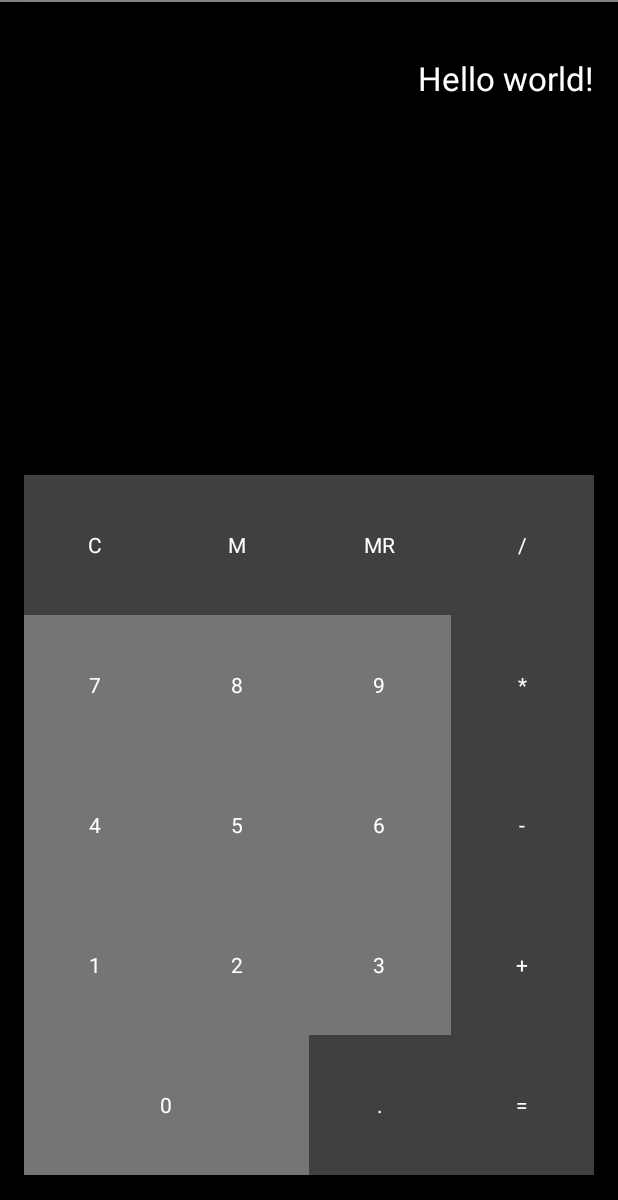
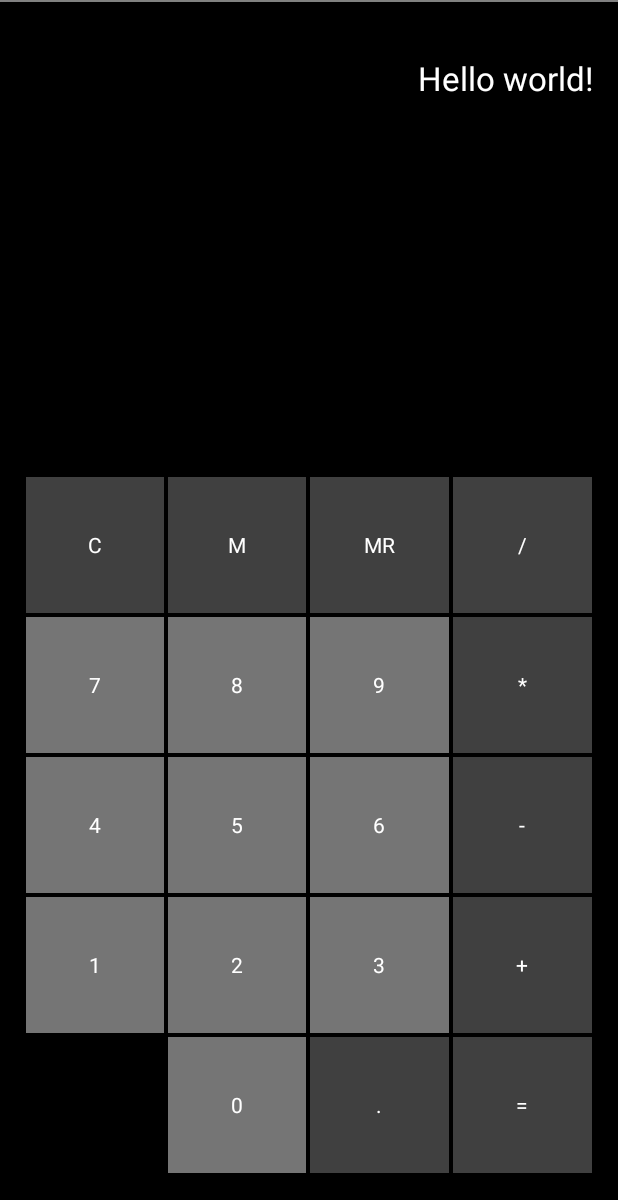
Before and after one commit to steamclock/jscalc, an Android app: the screen it shows after launch (MainActivity), on a phone screen of 412 x 824 dp, the part 36-1236 px from its top. Run offline under Robolectric (Android 15) with nearby library versions, the phone set to English and light mode, and no system bars; libraries missing offline, so code that uses them is left out: junit.framework; network calls fail.

Commit message:
Add margins to android layout. Fixes #10
The 0 button is smaller to keep everything aligned sensibly.

```diff
--- a/android/JSCalc/src/main/res/layout/activity_main.xml
+++ b/android/JSCalc/src/main/res/layout/activity_main.xml
@@ -33,13 +33,15 @@
                     android:text="C"
                     android:id="@+id/clearButton"
                     android:layout_weight="0.25"
-                    android:textColor="@android:color/white"/>
+                    android:textColor="@android:color/white"
+                    android:layout_margin="1dp"/>
 
             <Button
                     android:layout_width="0dip"
                     android:layout_height="fill_parent"
                     android:background="@color/symbolBg"
                     android:textColor="@android:color/white"
+                    android:layout_margin="1dp"
                     android:text="M"
                     android:id="@+id/memStore"
                     android:layout_weight="0.25"/>
@@ -48,6 +50,7 @@
                     android:layout_width="0dip"
                     android:layout_height="fill_parent"
                     android:background="@color/symbolBg"
+                    android:layout_margin="1dp"
                     android:textColor="@android:color/white"
                     android:text="MR"
                     android:id="@+id/memRecall"
@@ -58,6 +61,7 @@
                     android:layout_height="fill_parent"
                     android:background="@color/symbolBg"
                     android:textColor="@android:color/white"
+                    android:layout_margin="1dp"
                     android:text="/"
                     android:id="@+id/button15"
                     android:onClick="buttonPressed"
@@ -73,6 +77,7 @@
                     android:layout_width="0dip"
                     android:layout_height="fill_parent"
                     android:background="@color/numberBg"
+                    android:layout_margin="1dp"
                     android:text="7"
                     android:id="@+id/button1"
                     android:onClick="buttonPressed"
@@ -83,6 +88,7 @@
                     android:layout_width="0dip"
                     android:layout_height="fill_parent"
                     android:background="@color/numberBg"
+                    android:layout_margin="1dp"
                     android:text="8"
                     android:id="@+id/button"
                     android:onClick="buttonPressed"
@@ -93,6 +99,7 @@
                     android:layout_width="0dip"
                     android:layout_height="fill_parent"
                     android:background="@color/numberBg"
+                    android:layout_margin="1dp"
                     android:text="9"
                     android:id="@+id/button2"
                     android:onClick="buttonPressed"
@@ -103,6 +110,7 @@
                     android:layout_width="0dip"
                     android:layout_height="fill_parent"
                     android:background="@color/symbolBg"
+                    android:layout_margin="1dp"
                     android:text="*"
                     android:id="@+id/button3"
                     android:onClick="buttonPressed"
@@ -119,6 +127,7 @@
                     android:layout_width="0dip"
                     android:layout_height="fill_parent"
                     android:background="@color/numberBg"
+                    android:layout_margin="1dp"
                     android:text="4"
                     android:id="@+id/button4"
                     android:onClick="buttonPressed"
@@ -129,6 +138,7 @@
                     android:layout_width="0dip"
                     android:layout_height="fill_parent"
                     android:background="@color/numberBg"
+                    android:layout_margin="1dp"
                     android:text="5"
                     android:id="@+id/button5"
                     android:onClick="buttonPressed"
@@ -139,6 +149,7 @@
                     android:layout_width="0dip"
                     android:layout_height="fill_parent"
                     android:background="@color/numberBg"
+                    android:layout_margin="1dp"
                     android:text="6"
                     android:id="@+id/button6"
                     android:onClick="buttonPressed"
@@ -149,6 +160,7 @@
                     android:layout_width="0dip"
                     android:layout_height="fill_parent"
                     android:background="@color/symbolBg"
+                    android:layout_margin="1dp"
                     android:text="-"
                     android:id="@+id/button7"
                     android:onClick="buttonPressed"
@@ -165,6 +177,7 @@
                     android:layout_width="0dip"
                     android:layout_height="fill_parent"
                     android:background="@color/numberBg"
+                    android:layout_margin="1dp"
                     android:text="1"
                     android:id="@+id/button8"
                     android:onClick="buttonPressed"
@@ -175,6 +188,7 @@
                     android:layout_width="0dip"
                     android:layout_height="fill_parent"
                     android:background="@color/numberBg"
+                    android:layout_margin="1dp"
                     android:text="2"
                     android:id="@+id/button9"
                     android:onClick="buttonPressed"
@@ -185,6 +199,7 @@
                     android:layout_width="0dip"
                     android:layout_height="fill_parent"
                     android:background="@color/numberBg"
+                    android:layout_margin="1dp"
                     android:text="3"
                     android:id="@+id/button10"
                     android:onClick="buttonPressed"
@@ -195,6 +210,7 @@
                     android:layout_width="0dip"
                     android:layout_height="fill_parent"
                     android:background="@color/symbolBg"
+                    android:layout_margin="1dp"
                     android:text="+"
                     android:id="@+id/button11"
                     android:onClick="buttonPressed"
@@ -207,14 +223,21 @@
                 android:layout_height="0dip"
                 android:layout_weight="0.1">
 
+            <View
+                    android:layout_width="0dip"
+                    android:layout_height="fill_parent"
+                    android:layout_margin="1dp"
+                    android:layout_weight="0.25" />
+
             <Button
                     android:layout_width="0dip"
                     android:layout_height="fill_parent"
                     android:text="0"
                     android:id="@+id/button12"
                     android:onClick="buttonPressed"
-                    android:layout_weight="0.5"
+                    android:layout_weight="0.25"
                     android:background="@color/numberBg"
+                    android:layout_margin="1dp"
                     android:textColor="@android:color/white"/>
 
             <Button
@@ -223,6 +246,7 @@
                     android:text="."
                     android:id="@+id/button13"
                     android:onClick="buttonPressed"
+                    android:layout_margin="1dp"
                     android:layout_weight="0.25"
                     android:background="@color/symbolBg"
                     android:textColor="@android:color/white"/>
@@ -233,6 +257,7 @@
                     android:text="="
                     android:id="@+id/button14"
                     android:onClick="buttonPressed"
+                    android:layout_margin="1dp"
                     android:layout_weight="0.25"
                     android:background="@color/symbolBg"
                     android:textColor="@android:color/white"/>
```
